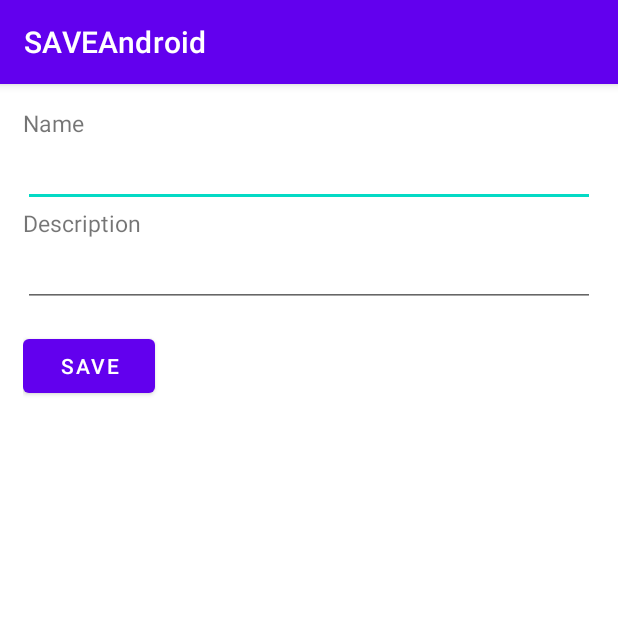
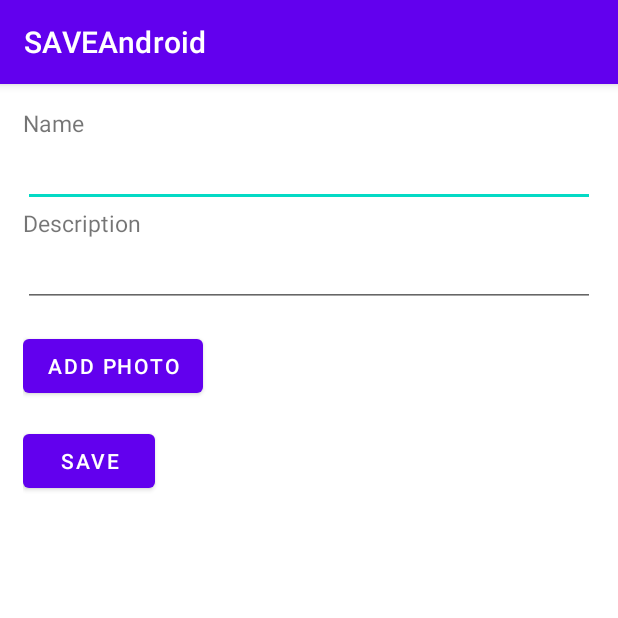
Before and after one commit to demirelif/SAVE, an Android app: the SendFaceData screen opened directly, with no data from a screen before it, on a phone screen of 412 x 824 dp, the top half of it. Run offline under Robolectric (Android 15) with nearby library versions, the phone set to English and light mode, and no system bars; libraries missing offline, so code that uses them is left out: com.amazonaws.amplify, com.apollographql.apollo.

Commit message:
Photo selection from the Android's library is implemented

```diff
--- a/app/build.gradle
+++ b/app/build.gradle
@@ -64,4 +64,7 @@ dependencies {
     implementation 'com.android.support:recyclerview-v7:28.0.0'
 
     implementation 'androidx.appcompat:appcompat:1.0.2'
+    implementation 'com.amazonaws:aws-android-sdk-s3:2.7.+'
+    //noinspection GradleCompatible
+    implementation 'com.android.support:design:27.1.1'
 }
--- a/app/src/main/AndroidManifest.xml
+++ b/app/src/main/AndroidManifest.xml
@@ -6,12 +6,12 @@
     <uses-permission android:name="android.permission.ACCESS_NETWORK_STATE" />
     <uses-permission android:name="android.permission.WAKE_LOCK" />
     <uses-permission android:name="android.permission.READ_PHONE_STATE" />
-    <uses-permission android:name="android.permission.WRITE_EXTERNAL_STORAGE" />
     <uses-permission android:name="android.permission.READ_EXTERNAL_STORAGE" />
 
     <application
         android:allowBackup="true"
         android:icon="@mipmap/ic_launcher"
+        android:requestLegacyExternalStorage="true"
         android:label="@string/app_name"
         android:roundIcon="@mipmap/ic_launcher_round"
         android:supportsRtl="true"
@@ -29,6 +29,7 @@
         <activity
             android:name=".MainActivity"
             android:label="@string/app_name"></activity>
+        <service android:name="com.amazonaws.mobileconnectors.s3.transferutility.TransferService" />
     </application>
 
 </manifest>
--- a/app/src/main/java/com/example/saveandroid/MainActivity2.kt
+++ b/app/src/main/java/com/example/saveandroid/MainActivity2.kt
@@ -13,7 +13,7 @@ class MainActivity2 : AppCompatActivity() {
         setContentView(R.layout.activity_main)
         //setSupportActionBar(findViewById(R.id.toolbar))
 
-        findViewById<FloatingActionButton>(R.id.fab).setOnClickListener { view ->
+        findViewById<FloatingActionButton>(R.id.addPhoto).setOnClickListener { view ->
             Snackbar.make(view, "Replace with your own action", Snackbar.LENGTH_LONG)
                     .setAction("Action", null).show()
         }
--- a/app/src/main/res/layout/activity_send_face_data.xml
+++ b/app/src/main/res/layout/activity_send_face_data.xml
@@ -6,11 +6,12 @@
     android:layout_height="match_parent"
     tools:context=".SendFaceData">
 
-    <LinearLayout xmlns:android="http://schemas.android.com/apk/res/android"
+    <LinearLayout
         android:layout_width="match_parent"
         android:layout_height="match_parent"
         android:orientation="vertical"
-        android:layout_margin="15dp">
+        android:layout_margin="15dp"
+        tools:context=".SendFaceData">
 
         <TextView
             android:layout_width="wrap_content"
@@ -31,12 +32,29 @@
             android:id="@+id/editText_description"
             android:layout_width="match_parent"
             android:layout_height="wrap_content" />
+
+        <ImageView
+            android:layout_width="match_parent"
+            android:id="@+id/my_avatar"
+            android:layout_height="wrap_content"
+            android:adjustViewBounds="true"
+            app:layout_collapseMode="parallax"
+            app:layout_collapseParallaxMultiplier="0.7" />
+
         <Button
+            android:id="@+id/btn_add_photoX"
             android:layout_width="wrap_content"
             android:layout_height="wrap_content"
+            android:layout_marginTop="15dp"
+            android:text="@string/add_photo" />
+
+        <Button
             android:id="@+id/btn_save"
+            android:layout_width="wrap_content"
+            android:layout_height="wrap_content"
             android:layout_marginTop="15dp"
-            android:text="Save"/>
+            android:text="Save" />
+
     </LinearLayout>
 
 </androidx.constraintlayout.widget.ConstraintLayout>
--- a/app/src/main/res/values/strings.xml
+++ b/app/src/main/res/values/strings.xml
@@ -9,4 +9,5 @@
 
     <string name="hello_first_fragment">Hello first fragment</string>
     <string name="hello_second_fragment">Hello second fragment. Arg: %1$s</string>
+    <string name="add_photo">Add Photo</string>
 </resources>
```
Also changed, not shown: app/src/main/java/com/example/saveandroid/MainActivity.java (+17 -0 lines), app/src/main/java/com/example/saveandroid/SendFaceData.java (+90 -0 lines), app/src/main/res/layout/activity_main.xml (+2 -15 lines), 3 other files.
